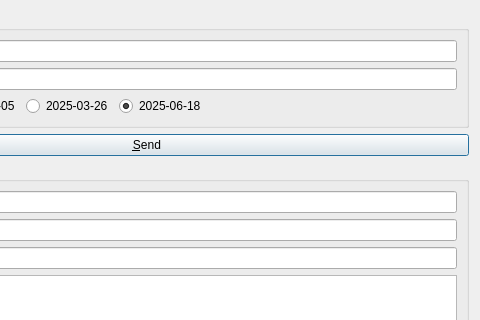
signal-slot/qtmcp, file examples/mcpclient/inspector/initializewidget.ui: the form before one commit; both pictures show x 186 to 666 and y 0 to 320 of the 666 by 501 pixel window.
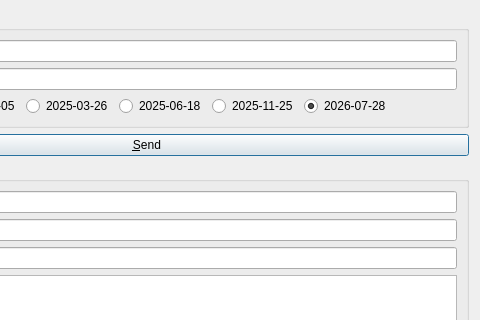
The form after the commit.

Commit message:
Offer every protocol revision in the inspector example
The revision radio buttons stopped at 2025-06-18; add 2025-11-25 and
2026-07-28 and default to the newest.

```diff
--- a/examples/mcpclient/inspector/initializewidget.ui
+++ b/examples/mcpclient/inspector/initializewidget.ui
@@ -74,6 +74,20 @@
           <property name="text">
            <string>2025-06-18</string>
           </property>
+         </widget>
+        </item>
+        <item>
+         <widget class="QRadioButton" name="clientProtocolVersion20251125">
+          <property name="text">
+           <string>2025-11-25</string>
+          </property>
+         </widget>
+        </item>
+        <item>
+         <widget class="QRadioButton" name="clientProtocolVersion20260728">
+          <property name="text">
+           <string>2026-07-28</string>
+          </property>
           <property name="checked">
            <bool>true</bool>
           </property>
```
The commit also changes 1 other file.
